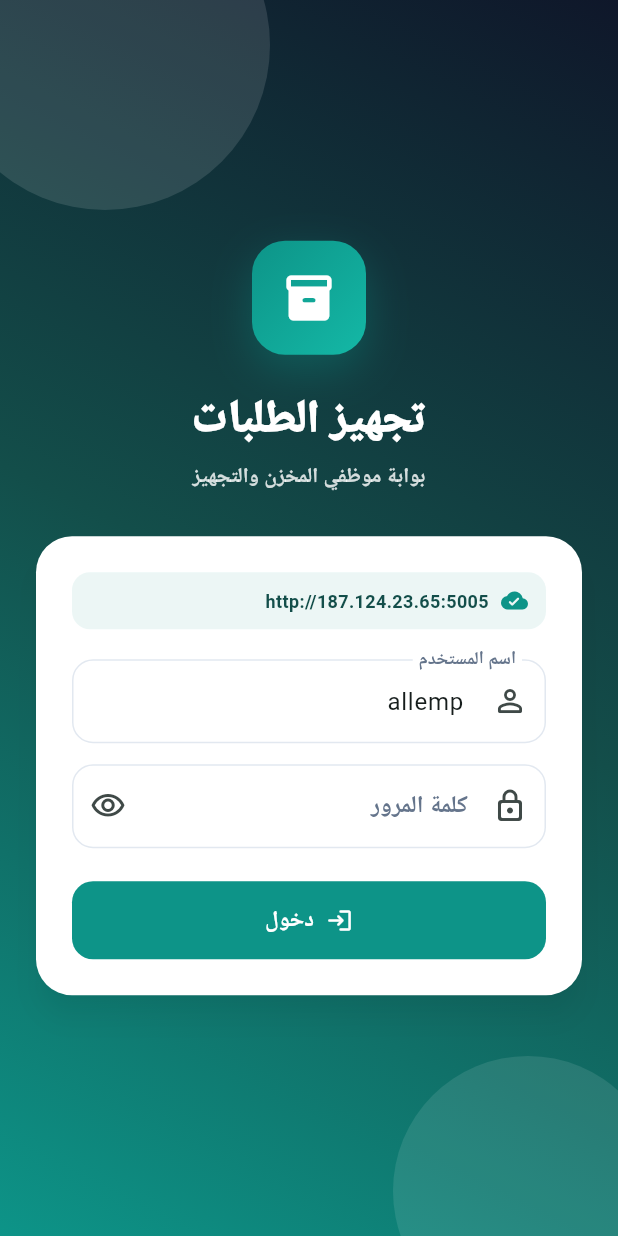
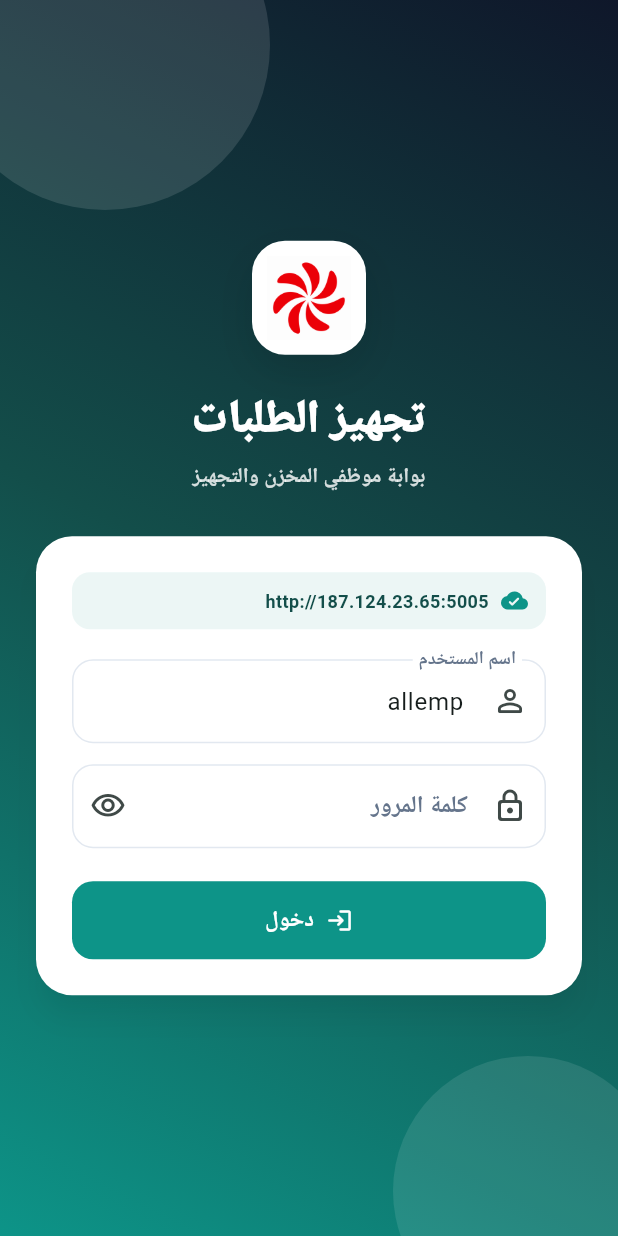
Before and after one commit to bashirmohammedatiwi-ops/account, a Flutter app: the screen it shows after launch, on a phone screen of 412 x 824 dp. Run offline on Flutter 3.47's test engine with Material 3 defaults, Android fonts, the phone set to English and light mode, and no system bars; our stand-ins replace barcode_widget, cached_network_image, dio, firebase_core, firebase_messaging, flutter_local_notifications and 5 more; missing offline and left inert: workmanager; accounts and stored records are empty; Roboto replaces fonts that are missing (Cairo).

Commit message:
Set red pinwheel logo as emp app icon on white background
- Android launcher mipmaps, PWA icons, and login branding for mobile and web

Co-authored-by: Cursor <cursoragent@cursor.com>

```diff
--- a/delegate-portal/emp-mobile/lib/features/auth/login_screen.dart
+++ b/delegate-portal/emp-mobile/lib/features/auth/login_screen.dart
@@ -92,11 +92,12 @@ class _LoginScreenState extends ConsumerState<LoginScreen> with SingleTickerProv
                               width: 76,
                               height: 76,
                               decoration: BoxDecoration(
-                                gradient: AppColors.cardGradient,
+                                color: Colors.white,
                                 borderRadius: BorderRadius.circular(22),
-                                boxShadow: [BoxShadow(color: AppColors.primary.withValues(alpha: 0.35), blurRadius: 24, offset: const Offset(0, 10))],
+                                boxShadow: [BoxShadow(color: Colors.black.withValues(alpha: 0.12), blurRadius: 24, offset: const Offset(0, 10))],
                               ),
-                              child: const Icon(Icons.inventory_2_rounded, color: Colors.white, size: 36),
+                              padding: const EdgeInsets.all(10),
+                              child: Image.asset('assets/app_icon_source.png', fit: BoxFit.contain),
                             ),
                             const SizedBox(height: 22),
                             const Text('تجهيز الطلبات', style: TextStyle(color: Colors.white, fontSize: 30, fontWeight: FontWeight.w900)),
--- a/delegate-portal/emp-mobile/pubspec.yaml
+++ b/delegate-portal/emp-mobile/pubspec.yaml
@@ -32,3 +32,5 @@ dev_dependencies:
 
 flutter:
   uses-material-design: true
+  assets:
+    - assets/app_icon_source.png
```
Also changed, not shown: delegate-portal/emp-mobile/assets/app_icon_source.png (added), delegate-portal/public/emp/icons/icon-192.png, delegate-portal/public/emp/icons/icon-512.png, delegate-portal/public/emp/icons/icon-maskable-192.png, delegate-portal/public/emp/icons/icon-maskable-512.png, delegate-portal/public/emp/manifest.json, 9 other files.
